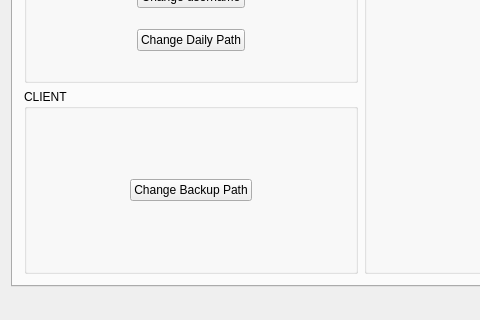
The window that mainwindow.ui (aeternesatiatus/SafeSync) describes before a commit, drawn with Qt 5; both pictures show x 0 to 480 and y 168 to 488 of the 721 by 488 pixel window.
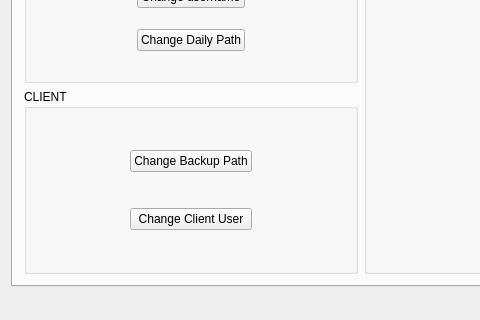
The same window after the commit. Icons and pictures are not drawn.

```diff
--- a/mainwindow.ui
+++ b/mainwindow.ui
@@ -1907,6 +1907,39 @@
              </property>
             </spacer>
            </item>
+           <item row="1" column="0">
+            <spacer name="horizontalSpacer_15">
+             <property name="orientation">
+              <enum>Qt::Horizontal</enum>
+             </property>
+             <property name="sizeHint" stdset="0">
+              <size>
+               <width>40</width>
+               <height>20</height>
+              </size>
+             </property>
+            </spacer>
+           </item>
+           <item row="1" column="2">
+            <spacer name="horizontalSpacer_16">
+             <property name="orientation">
+              <enum>Qt::Horizontal</enum>
+             </property>
+             <property name="sizeHint" stdset="0">
+              <size>
+               <width>40</width>
+               <height>20</height>
+              </size>
+             </property>
+            </spacer>
+           </item>
+           <item row="1" column="1">
+            <widget class="QPushButton" name="CClientUserButton">
+             <property name="text">
+              <string>Change Client User</string>
+             </property>
+            </widget>
+           </item>
           </layout>
          </widget>
         </item>
```
